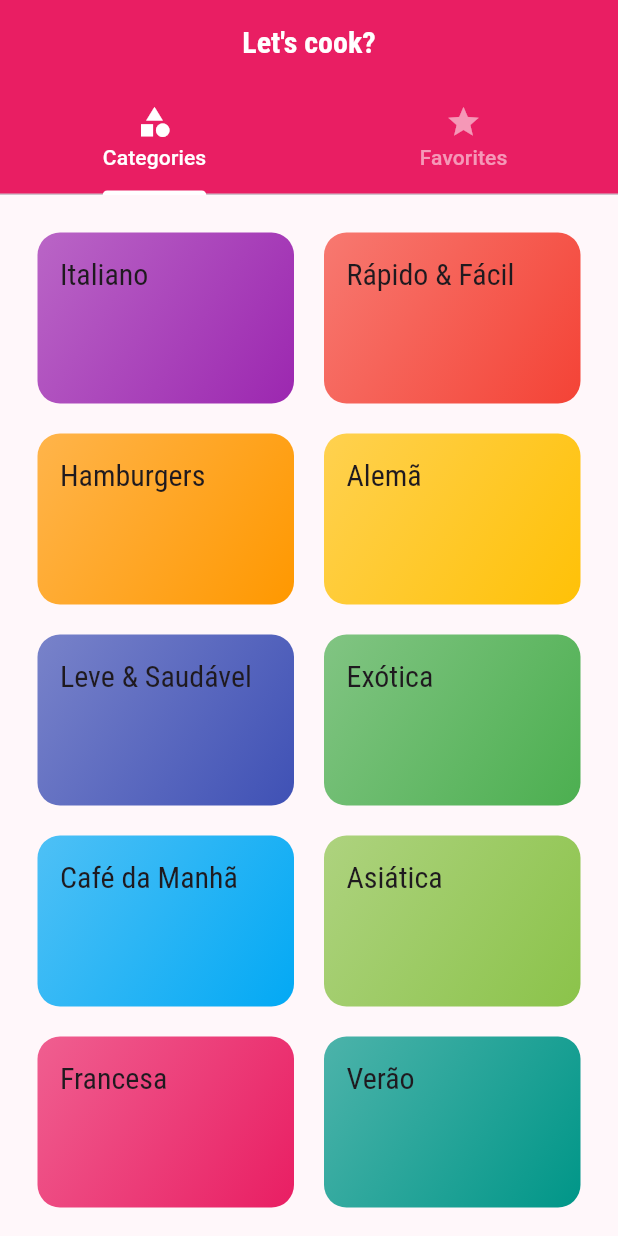
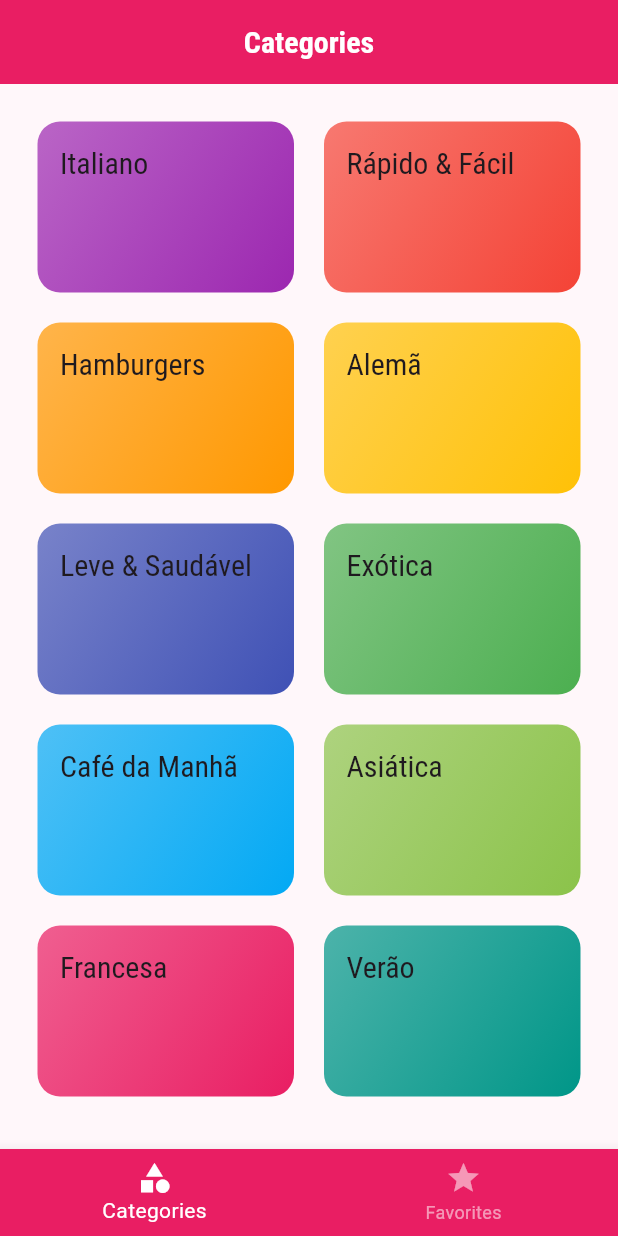
Before and after one commit to dilersik/cook_book_flutter, a Flutter app: the screen it shows after launch, on a phone screen of 412 x 824 dp. Run offline on Flutter 3.47's test engine with Material 3 defaults, Android fonts, the phone set to English and light mode, and no system bars.

Commit message:
197. Adicionar TabBar na Parte Inferior

```diff
--- a/lib/screens/tabs_screen.dart
+++ b/lib/screens/tabs_screen.dart
@@ -1,35 +1,69 @@
-import 'package:cook_book_flutter/screens/categories_screen.dart';
-import 'package:cook_book_flutter/screens/favorite_screen.dart';
 import 'package:flutter/material.dart';
 
-class TabsScreen extends StatelessWidget {
+import 'categories_screen.dart';
+import 'favorite_screen.dart';
+
+class TabsScreen extends StatefulWidget {
   const TabsScreen({super.key});
 
   @override
+  State<TabsScreen> createState() => _TabsScreenState();
+}
+
+class _TabsScreenState extends State<TabsScreen> {
+  int _selectedPageIndex = 0;
+  final List<Map<String, Widget>> _pages = [
+    {'page': const CategoriesScreen(), 'title': const Text("Categories")},
+    {'page': const FavoriteScreen(), 'title': const Text("My Favorites")},
+  ];
+
+  @override
   Widget build(BuildContext context) {
-    return DefaultTabController(
-      length: 2,
-      child: Scaffold(
-        appBar: AppBar(
-          title: const Text("Let's cook?"),
-          centerTitle: true,
-          bottom: const TabBar(
-            indicatorColor: Colors.white, // Color of the selected tab's underline
-            labelColor: Colors.white, // Color of the selected tab's text and icon
-            unselectedLabelColor: Colors.white54, // Color of the unselected tabs
-            tabs: [
-              Tab(icon: Icon(Icons.category), text: "Categories"),
-              Tab(icon: Icon(Icons.star), text: "Favorites"),
-            ],
-          ),
-        ),
-        body: const TabBarView(
-          children: [
-            CategoriesScreen(),
-            FavoriteScreen(),
-          ],
-        ),
+    return Scaffold(
+      appBar: AppBar(title: _pages[_selectedPageIndex]['title'], centerTitle: true),
+      body: _pages[_selectedPageIndex]['page'],
+      bottomNavigationBar: BottomNavigationBar(
+        onTap: _selectPage,
+        unselectedItemColor: Colors.white54,
+        selectedItemColor: Colors.white,
+        backgroundColor: Theme.of(context).colorScheme.primary,
+        currentIndex: _selectedPageIndex,
+        items: [
+          BottomNavigationBarItem(icon: const Icon(Icons.category), label: 'Categories'),
+          BottomNavigationBarItem(icon: const Icon(Icons.star), label: 'Favorites'),
+        ],
       ),
     );
+
+    // return DefaultTabController(
+    //   length: 2,
+    //   child: Scaffold(
+    //     appBar: AppBar(
+    //       title: const Text("Let's cook?"),
+    //       centerTitle: true,
+    //       bottom: const TabBar(
+    //         indicatorColor: Colors.white, // Color of the selected tab's underline
+    //         labelColor: Colors.white, // Color of the selected tab's text and icon
+    //         unselectedLabelColor: Colors.white54, // Color of the unselected tabs
+    //         tabs: [
+    //           Tab(icon: Icon(Icons.category), text: "Categories"),
+    //           Tab(icon: Icon(Icons.star), text: "Favorites"),
+    //         ],
+    //       ),
+    //     ),
+    //     body: const TabBarView(
+    //       children: [
+    //         CategoriesScreen(),
+    //         FavoriteScreen(),
+    //       ],
+    //     ),
+    //   ),
+    // );
+  }
+
+  void _selectPage(int index) {
+    setState(() {
+      _selectedPageIndex = index;
+    });
   }
 }
```
